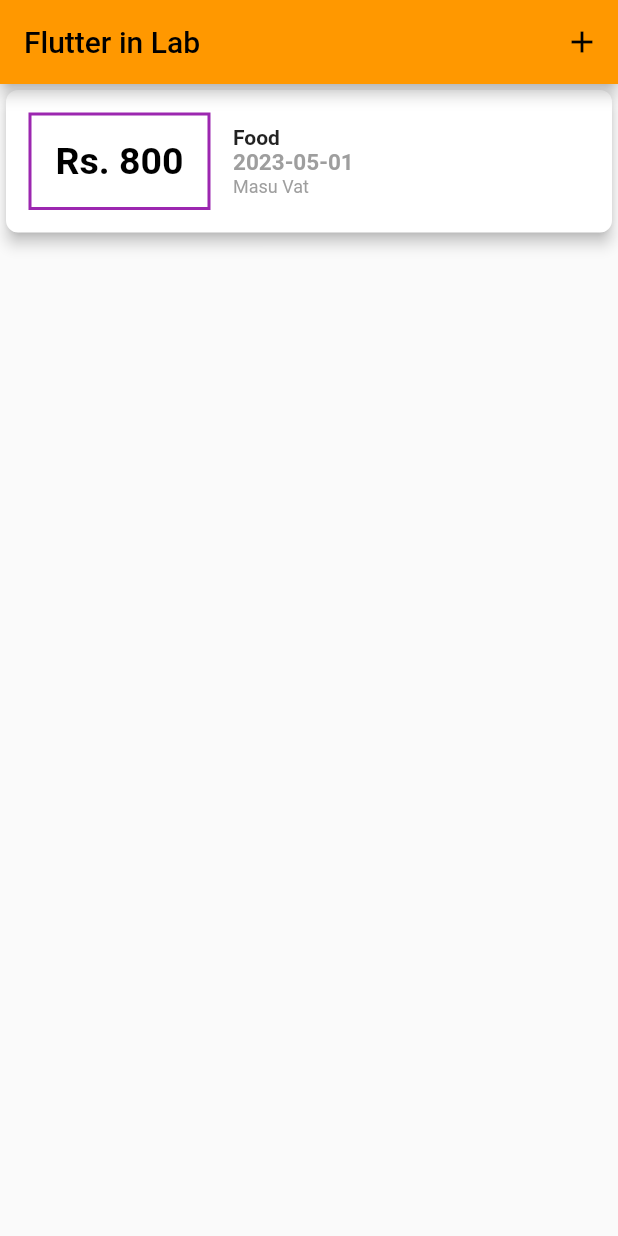
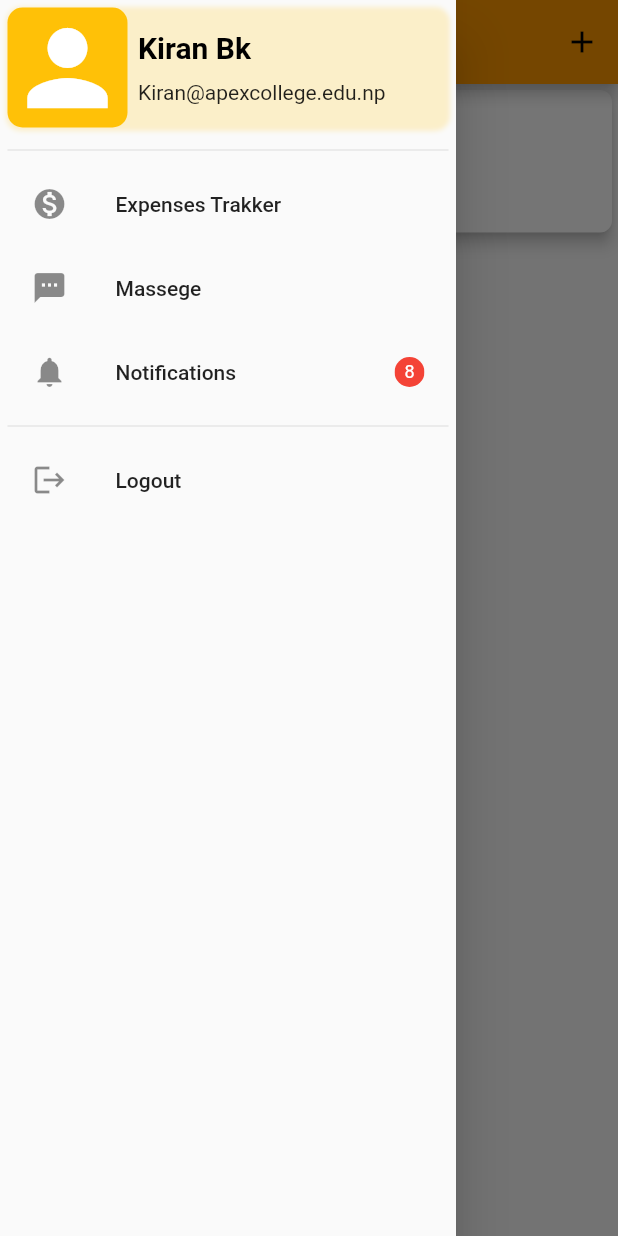
Before and after one commit to kiranbishwo/lab_flutter, a Flutter app: the screen it shows after launch, with the side drawer open (before the commit the screen has no drawer), on a phone screen of 412 x 824 dp. Run offline on Flutter 3.47's test engine with Material 2 defaults, Android fonts, the phone set to English and light mode, and no system bars.

Commit message:
sidebar completed

```diff
--- a/lib/main.dart
+++ b/lib/main.dart
@@ -1,7 +1,5 @@
-import 'dart:convert';
-
 import 'package:flutter/material.dart';
-import 'package:flutter/services.dart';
+import 'package:lab_project/sidebar.dart';
 import 'add_exp.dart';
 
 void main() {
@@ -54,6 +52,7 @@ class _MyHomePageState extends State<MyHomePage> {
   @override
   Widget build(BuildContext context) {
     return Scaffold(
+        drawer: SideBar(),
         appBar: AppBar(
           title: Text(widget.title),
           actions: [
--- /dev/null
+++ b/lib/sidebar.dart
@@ -0,0 +1,101 @@
+import 'package:flutter/material.dart';
+
+class SideBar extends StatelessWidget {
+  @override
+  Widget build(BuildContext context) {
+    return Drawer(
+      child: Padding(
+        padding: EdgeInsets.all(5),
+        child: ListView(
+          children: [
+            Container(
+              margin: EdgeInsets.only(bottom: 7),
+              child: Row(
+                children: [
+                  Container(
+                    width: 80,
+                    height: 80,
+                    child: Icon(
+                      Icons.person,
+                      size: 80,
+                      color: Color.fromRGBO(255, 255, 255, 1),
+                    ),
+                    decoration: BoxDecoration(
+                      color: Colors.amber,
+                      borderRadius: BorderRadius.circular(10),
+                    ),
+                  ),
+                  Container(
+                    margin: EdgeInsets.only(left: 7),
+                    height: 60,
+                    child: Column(
+                      crossAxisAlignment: CrossAxisAlignment.start,
+                      mainAxisAlignment: MainAxisAlignment.spaceAround,
+                      children: [
+                        Text(
+                          "Kiran Bk",
+                          style: TextStyle(
+                              fontWeight: FontWeight.bold,
+                              fontSize: 20,
+                              color: Colors.black),
+                        ),
+                        Text("Kiran@apexcollege.edu.np"),
+                      ],
+                    ),
+                  ),
+                ],
+              ),
+              decoration: BoxDecoration(
+                borderRadius: BorderRadius.circular(10),
+                boxShadow: [
+                  BoxShadow(
+                    color: Colors.amber.withOpacity(0.2),
+                    spreadRadius: 1,
+                    blurRadius: 2,
+                    offset: const Offset(
+                        0, 1), // Offset to control the position of the shadow
+                  ),
+                ],
+              ),
+            ),
+            Divider(),
+            ListTile(
+              leading: Icon(Icons.monetization_on),
+              title: Text("Expenses Trakker"),
+              onTap: () => print("hello"),
+            ),
+            ListTile(
+              leading: Icon(Icons.sms),
+              title: Text("Massege"),
+              onTap: () => null,
+            ),
+            ListTile(
+              leading: Icon(Icons.notifications),
+              title: Text("Notifications"),
+              onTap: () => null,
+              trailing: ClipOval(
+                child: Container(
+                  color: Colors.red,
+                  height: 20,
+                  width: 20,
+                  child: Center(
+                    child: Text(
+                      "8",
+                      style: TextStyle(color: Colors.white, fontSize: 12),
+                    ),
+                  ),
+                ),
+              ),
+            ),
+            Divider(),
+            ListTile(
+              leading: Icon(Icons.logout),
+              title: Text("Logout"),
+              onTap: () => null,
+            ),
+          ],
+        ),
+      ),
+    );
+  }
+}
```
Also changed, not shown: lib/exp_list.dart (added).
